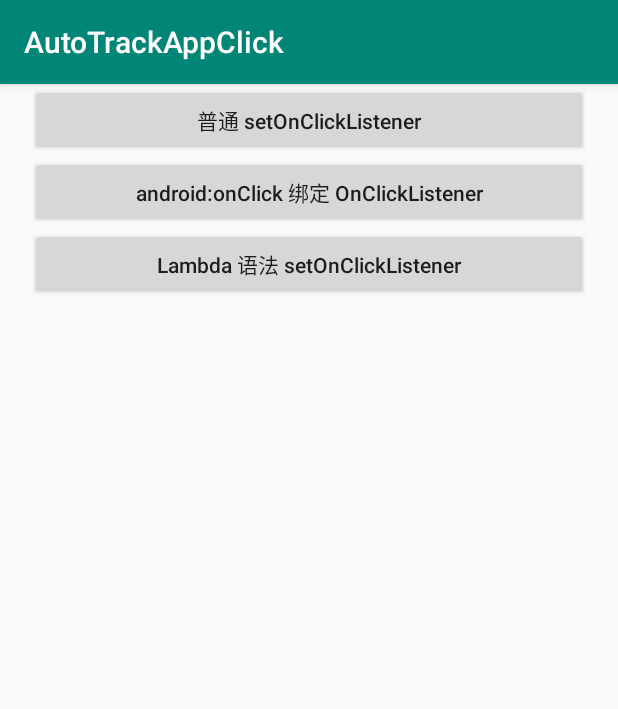
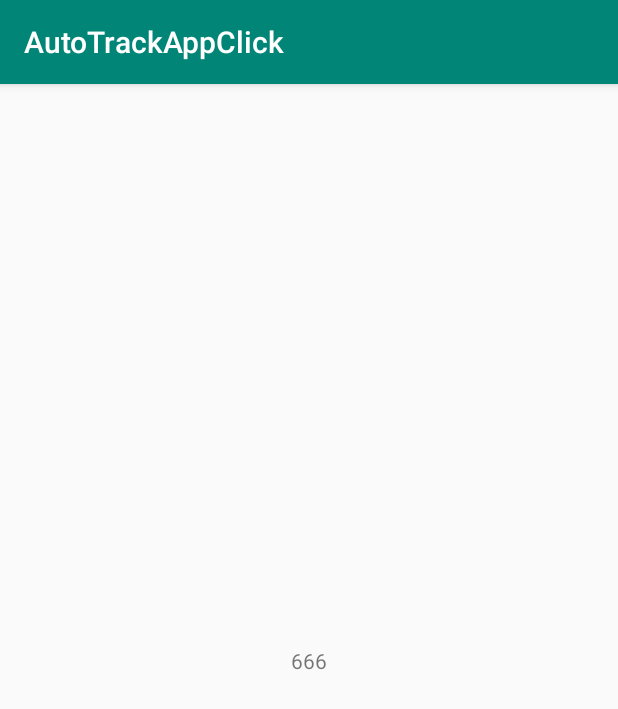
Before and after one commit to Jesse505/AutoTrack, an Android app: the screen it shows after launch (MainActivity before the commit, LoginActivity after it), after a tap on "android:onClick 绑定 OnClickListener", on a phone screen of 412 x 824 dp. Shown: the top 709 px of the screen. Run offline under Robolectric (Android 15) with nearby library versions, the phone set to English and light mode, and no system bars.

```diff
--- a/app/build.gradle
+++ b/app/build.gradle
@@ -1,6 +1,7 @@
 apply plugin: 'com.android.application'
 apply plugin: 'com.jesse.testplugin'
 apply plugin: 'com.jesse.trackplugin'
+apply plugin: 'com.jesse.replaceplugin'
 
 android {
     compileSdkVersion 28
--- a/app/src/main/AndroidManifest.xml
+++ b/app/src/main/AndroidManifest.xml
@@ -10,6 +10,7 @@
         android:roundIcon="@mipmap/ic_launcher_round"
         android:supportsRtl="true"
         android:theme="@style/AppTheme">
+        <activity android:name=".LoginActivity"></activity>
         <activity android:name=".MainActivity">
             <intent-filter>
                 <action android:name="android.intent.action.MAIN" />
--- /dev/null
+++ b/app/src/main/java/com/example/jesse/autotrackappclick/LoginActivity.java
@@ -0,0 +1,18 @@
+package com.example.jesse.autotrackappclick;
+
+import androidx.appcompat.app.AppCompatActivity;
+
+import android.os.Bundle;
+import android.widget.TextView;
+
+public class LoginActivity extends AppCompatActivity {
+
+    @Override
+    protected void onCreate(Bundle savedInstanceState) {
+        super.onCreate(savedInstanceState);
+        setContentView(R.layout.activity_login);
+        String text = getIntent().getStringExtra("key");
+        ((TextView)findViewById(R.id.tv_show)).setText(text);
+
+    }
+}
--- a/app/src/main/java/com/example/jesse/autotrackappclick/MainActivity.java
+++ b/app/src/main/java/com/example/jesse/autotrackappclick/MainActivity.java
@@ -2,10 +2,12 @@ package com.example.jesse.autotrackappclick;
 
 import androidx.appcompat.app.AppCompatActivity;
 
+import android.content.Intent;
 import android.os.Bundle;
 import android.view.View;
 import android.widget.Toast;
 
+import com.sensorsdata.analytics.android.sdk.SensorsDataAutoTrackHelper;
 import com.sensorsdata.analytics.android.sdk.SensorsDataTrackViewOnClick;
 
 public class MainActivity extends AppCompatActivity {
@@ -20,12 +22,18 @@ public class MainActivity extends AppCompatActivity {
                 showToast("普通 setOnClickListener");
             }
         });
-        findViewById(R.id.lambdaButton).setOnClickListener(v -> showToast("lambda表达式绑定onClick"));
+        findViewById(R.id.lambdaButton).setOnClickListener(v -> {
+            showToast("lambda表达式绑定onClick");
+            SensorsDataAutoTrackHelper.trackViewOnClick(v);
+        });
     }
 
     @SensorsDataTrackViewOnClick
     public void xmlOnClick(View view) {
         showToast("android:onClick 绑定 OnClickListener");
+        Intent intent = new Intent(this, LoginActivity.class);
+        intent.putExtra("key", "666");
+        startActivity(intent);
     }
 
     private void showToast(String message) {
--- /dev/null
+++ b/app/src/main/res/layout/activity_login.xml
@@ -0,0 +1,18 @@
+<?xml version="1.0" encoding="utf-8"?>
+<androidx.constraintlayout.widget.ConstraintLayout xmlns:android="http://schemas.android.com/apk/res/android"
+    xmlns:app="http://schemas.android.com/apk/res-auto"
+    xmlns:tools="http://schemas.android.com/tools"
+    android:layout_width="match_parent"
+    android:layout_height="match_parent"
+    tools:context=".LoginActivity">
+
+    <TextView
+        android:id="@+id/tv_show"
+        android:layout_width="wrap_content"
+        android:layout_height="wrap_content"
+        app:layout_constraintTop_toTopOf="parent"
+        app:layout_constraintBottom_toBottomOf="parent"
+        app:layout_constraintRight_toRightOf="parent"
+        app:layout_constraintLeft_toLeftOf="parent"/>
+
+</androidx.constraintlayout.widget.ConstraintLayout>
--- a/gradle.properties
+++ b/gradle.properties
@@ -19,4 +19,4 @@ android.useAndroidX=true
 android.enableJetifier=true
 
 # 无痕埋点的开关
-autoTrack.enable = true
+autoTrack.enable = false
--- /dev/null
+++ b/plugin/src/main/resources/META-INF/gradle-plugins/com.jesse.replaceplugin.properties
@@ -0,0 +1 @@
+implementation-class=com.jesse.autotrack.plugin.ReplacePlugin
```
Also changed, not shown: app/src/main/java/com/example/jesse/autotrackappclick/IntentUtil.java (added, +11 -0 lines), app/src/main/java/com/example/jesse/autotrackappclick/ToastUtil.java (added, +18 -0 lines), 5 other files.
